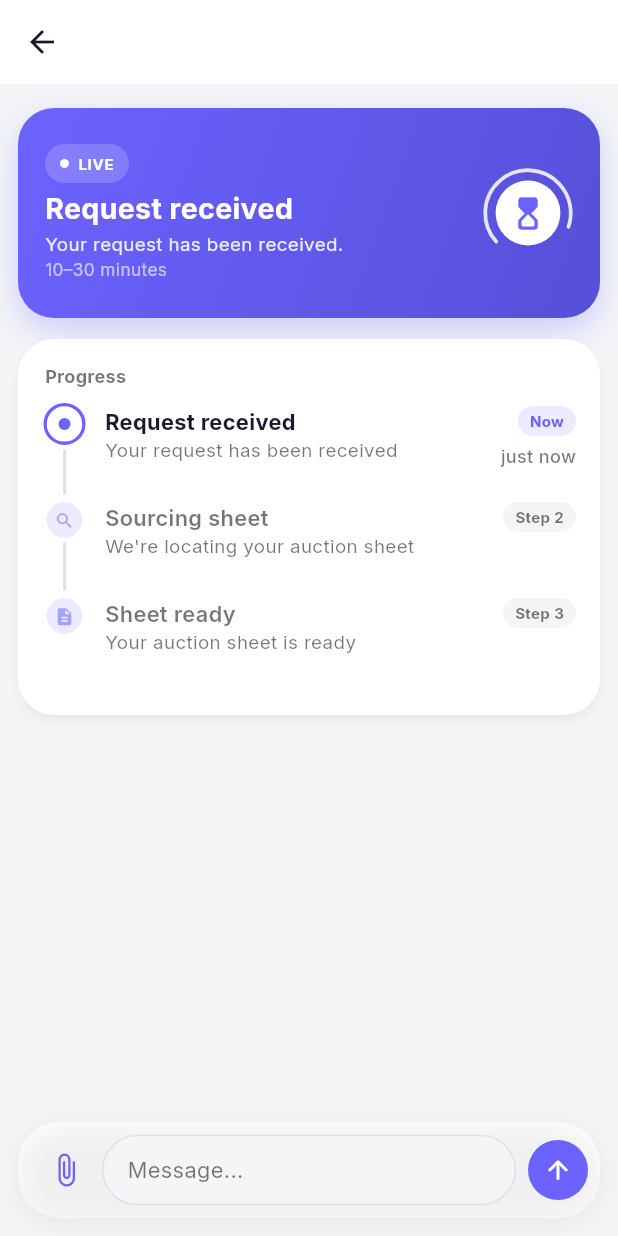
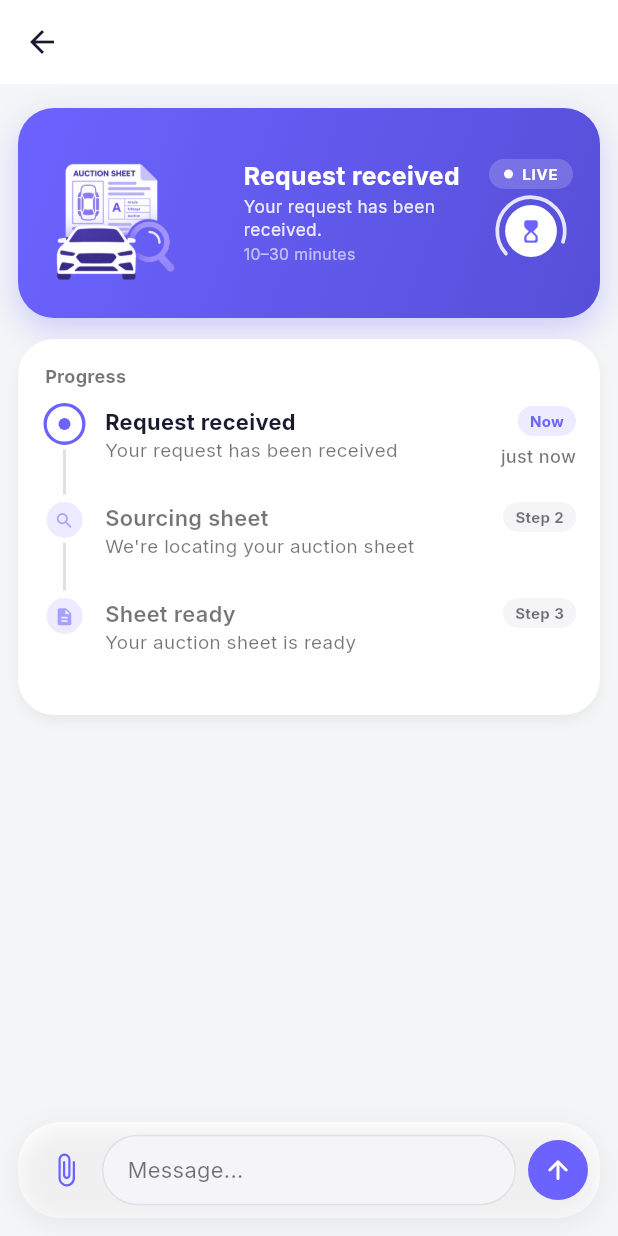
Before and after one commit to asifkhanzad-create/auction_sheet, a Flutter app: the RequestDetailScreen screen opened directly with empty values, on a phone screen of 412 x 824 dp. Run offline on Flutter 3.47's test engine with Material 3 defaults, Android fonts, the phone set to English and light mode, and no system bars; our stand-ins replace cloud_firestore, file_picker, firebase_auth, firebase_core, flutter_svg, google_fonts and 3 more; missing offline and left inert: pdfx; accounts and stored records are empty.

Commit message:
added art to the request step tracker

```diff
--- a/lib/widgets/request_step_tracker.dart
+++ b/lib/widgets/request_step_tracker.dart
@@ -67,26 +67,32 @@ class _RequestStepTrackerState extends State<RequestStepTracker>
 
   ({
     double heroHeight,
+    double heroArtSize,
+    double heroRingSize,
+    double heroTitleSize,
+    double heroSubtextSize,
+    double heroChipHeight,
+    double heroIconSize,
     double gap,
     double tilePadding,
-    double titleSize,
     double stepTitleSize,
     double bodySize,
-    double iconSize,
     double stepIconSize,
-    double chipHeight,
     double stepItemHeight,
   }) _specFor(double viewportHeight) {
     return (
       heroHeight: _scale(viewportHeight, 86, 140),
+      heroArtSize: _scale(viewportHeight, 92, 148),
+      heroRingSize: _scale(viewportHeight, 36, 48),
+      heroTitleSize: _scale(viewportHeight, 13.5, 16.5),
+      heroSubtextSize: _scale(viewportHeight, 10, 11.5),
+      heroChipHeight: _scale(viewportHeight, 16, 20),
+      heroIconSize: _scale(viewportHeight, 14, 18),
       gap: _scale(viewportHeight, 10, 14),
       tilePadding: _scale(viewportHeight, 12, 16),
-      titleSize: _scale(viewportHeight, 15, 19),
       stepTitleSize: _scale(viewportHeight, 13, 14.5),
       bodySize: _scale(viewportHeight, 11, 12.5),
-      iconSize: _scale(viewportHeight, 20, 26),
       stepIconSize: _scale(viewportHeight, 18, 22),
-      chipHeight: _scale(viewportHeight, 20, 26),
       stepItemHeight: _scale(viewportHeight, 52, 64),
     );
   }
@@ -198,9 +204,11 @@ class _RequestStepTrackerState extends State<RequestStepTracker>
 
   // -------- Tile 1: Hero gradient --------------------------------------
   Widget _heroTile(spec, int active, bool isCompleted) {
+    final artSize = spec.heroArtSize;
+    final artTop = (spec.heroHeight - artSize) / 2;
+
     return Container(
       height: spec.heroHeight,
-      padding: const EdgeInsets.symmetric(horizontal: 18, vertical: 14),
       decoration: BoxDecoration(
         gradient: const LinearGradient(
           begin: Alignment.topLeft,
@@ -216,17 +224,82 @@ class _RequestStepTrackerState extends State<RequestStepTracker>
           ),
         ],
       ),
+      child: ClipRRect(
+        borderRadius: BorderRadius.circular(_tileRadius),
+        child: Stack(
+          children: [
+            // Left-side PNG art — mirrors the profile hero's placement:
+            // bleeding off the edge and clipped by the rounded card so the
+            // text stays legible on the right. Full opacity for prominence.
+            Positioned(
+              left: -artSize * 0.06,
+              top: artTop,
+              child: SizedBox(
+                width: artSize,
+                height: artSize,
+                child: Image.asset(
+                  'assets/images/auction_logo.png',
+                  fit: BoxFit.contain,
+                  excludeFromSemantics: true,
+                ),
+              ),
+            ),
+            Padding(
+              padding: const EdgeInsets.symmetric(horizontal: 18, vertical: 10),
               child: Row(
                 crossAxisAlignment: CrossAxisAlignment.center,
                 children: [
+                  // Reserved gap so the right-side text clears the art.
+                  SizedBox(width: artSize * 0.84),
+                  const SizedBox(width: 8),
                   Expanded(
                     child: Column(
                       crossAxisAlignment: CrossAxisAlignment.start,
                       mainAxisAlignment: MainAxisAlignment.center,
                       children: [
-                if (!isCompleted)
+                        Text(
+                          _titles[active],
+                          style: TextStyle(
+                            color: Colors.white,
+                            fontSize: spec.heroTitleSize,
+                            fontWeight: FontWeight.w700,
+                            height: 1.2,
+                          ),
+                        ),
+                        const SizedBox(height: 3),
+                        Text(
+                          _heroSubtext,
+                          style: TextStyle(
+                            color: Colors.white.withValues(alpha: 0.88),
+                            fontSize: spec.heroSubtextSize,
+                            height: 1.3,
+                          ),
+                        ),
+                        if (!isCompleted) ...[
+                          const SizedBox(height: 2),
+                          Text(
+                            '10–30 minutes',
+                            style: TextStyle(
+                              color: Colors.white.withValues(alpha: 0.62),
+                              fontSize: spec.heroSubtextSize - 1,
+                            ),
+                          ),
+                        ],
+                      ],
+                    ),
+                  ),
+                  const SizedBox(width: 6),
+                  // LIVE badge sits above the status ring on the far right,
+                  // freeing the vertical space the text column used to
+                  // spend on it (which overflowed on the live states).
+                  Column(
+                    mainAxisSize: MainAxisSize.min,
+                    mainAxisAlignment: MainAxisAlignment.center,
+                    crossAxisAlignment: CrossAxisAlignment.center,
+                    children: [
+                      if (!isCompleted) ...[
                         Container(
-                    height: spec.chipHeight,
+                          height: spec.heroChipHeight,
                           padding: const EdgeInsets.symmetric(horizontal: 10),
                           decoration: BoxDecoration(
                             color: Colors.white.withValues(alpha: 0.18),
@@ -256,47 +329,25 @@ class _RequestStepTrackerState extends State<RequestStepTracker>
                             ],
                           ),
                         ),
-                const SizedBox(height: 6),
-                Text(
-                  _titles[active],
-                  style: TextStyle(
-                    color: Colors.white,
-                    fontSize: spec.titleSize,
-                    fontWeight: FontWeight.w700,
-                    height: 1.2,
+                        const SizedBox(height: 4),
+                      ],
+                      _heroRing(
+                        isCompleted,
+                        spec.heroIconSize,
+                        spec.heroRingSize,
                       ),
+                    ],
                   ),
-                const SizedBox(height: 3),
-                Text(
-                  _heroSubtext,
-                  style: TextStyle(
-                    color: Colors.white.withValues(alpha: 0.88),
-                    fontSize: spec.bodySize,
-                    height: 1.3,
-                  ),
-                ),
-                if (!isCompleted) ...[
-                  const SizedBox(height: 2),
-                  Text(
-                    '10–30 minutes',
-                    style: TextStyle(
-                      color: Colors.white.withValues(alpha: 0.62),
-                      fontSize: spec.bodySize - 1,
+                ],
               ),
             ),
           ],
-              ],
         ),
-          ),
-          const SizedBox(width: 8),
-          _heroRing(isCompleted, spec.iconSize),
-        ],
       ),
     );
   }
 
-  Widget _heroRing(bool isCompleted, double iconSize) {
-    const box = 60.0;
+  Widget _heroRing(bool isCompleted, double iconSize, double box) {
     return SizedBox(
       width: box,
       height: box,
@@ -313,7 +364,7 @@ class _RequestStepTrackerState extends State<RequestStepTracker>
                 );
               },
               child: CustomPaint(
-                size: const Size(box, box),
+                size: Size(box, box),
                 painter: _ArcPainter(),
               ),
             ),
```
Lines whose indentation alone changed are shown as unchanged.
